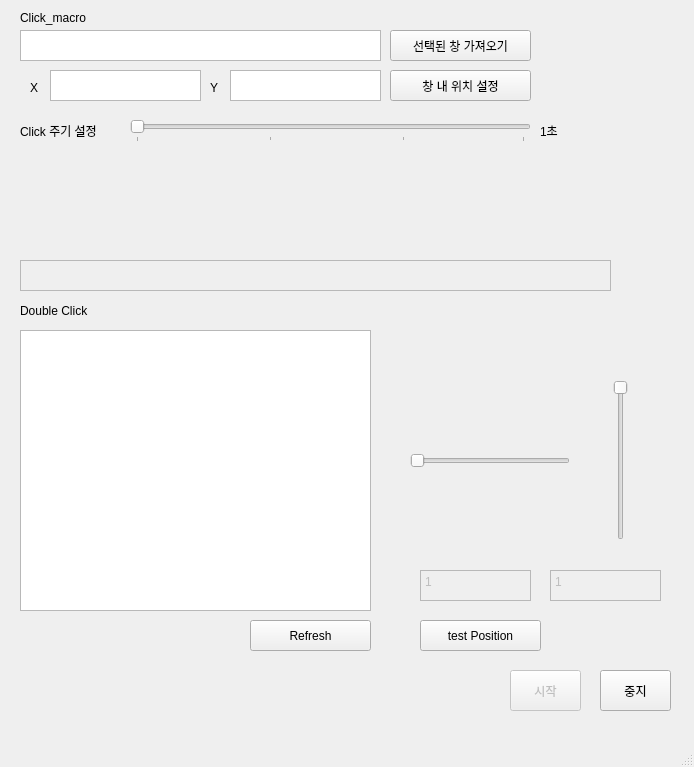
Before: the Qt Designer form ui/main_v1.0.ui in lazyduo/win-click-macro, drawn with Qt 5.
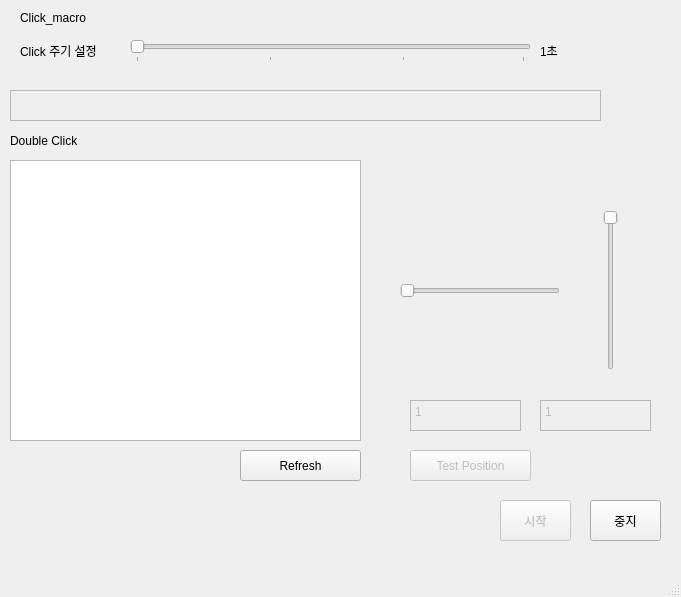
After: the same form once the commit is applied.

The edit to the form file:
```diff
--- a/ui/main_v1.0.ui
+++ b/ui/main_v1.0.ui
@@ -6,65 +6,19 @@
    <rect>
     <x>0</x>
     <y>0</y>
-    <width>694</width>
-    <height>767</height>
+    <width>681</width>
+    <height>597</height>
    </rect>
   </property>
   <property name="windowTitle">
    <string>MainWindow</string>
   </property>
   <widget class="QWidget" name="centralwidget">
-   <widget class="QTextEdit" name="textEdit">
-    <property name="geometry">
-     <rect>
-      <x>20</x>
-      <y>30</y>
-      <width>361</width>
-      <height>31</height>
-     </rect>
-    </property>
-   </widget>
-   <widget class="QPushButton" name="pushButton">
-    <property name="geometry">
-     <rect>
-      <x>390</x>
-      <y>70</y>
-      <width>141</width>
-      <height>31</height>
-     </rect>
-    </property>
-    <property name="text">
-     <string>창 내 위치 설정</string>
-    </property>
-   </widget>
-   <widget class="QPushButton" name="pushButton_2">
-    <property name="geometry">
-     <rect>
-      <x>390</x>
-      <y>30</y>
-      <width>141</width>
-      <height>31</height>
-     </rect>
-    </property>
-    <property name="text">
-     <string>선택된 창 가져오기</string>
-    </property>
-   </widget>
-   <widget class="QTextEdit" name="textEdit_2">
-    <property name="geometry">
-     <rect>
-      <x>50</x>
-      <y>70</y>
-      <width>151</width>
-      <height>31</height>
-     </rect>
-    </property>
-   </widget>
    <widget class="QSlider" name="horizontalSlider">
     <property name="geometry">
      <rect>
       <x>130</x>
-      <y>120</y>
+      <y>40</y>
       <width>401</width>
       <height>22</height>
      </rect>
@@ -95,7 +49,7 @@
     <property name="geometry">
      <rect>
       <x>20</x>
-      <y>120</y>
+      <y>40</y>
       <width>111</width>
       <height>21</height>
      </rect>
@@ -110,8 +64,8 @@
     </property>
     <property name="geometry">
      <rect>
-      <x>510</x>
-      <y>670</y>
+      <x>500</x>
+      <y>500</y>
       <width>71</width>
       <height>41</height>
      </rect>
@@ -123,8 +77,8 @@
    <widget class="QPushButton" name="pushButton_4">
     <property name="geometry">
      <rect>
-      <x>600</x>
-      <y>670</y>
+      <x>590</x>
+      <y>500</y>
       <width>71</width>
       <height>41</height>
      </rect>
@@ -146,47 +100,11 @@
      <string>Click_macro</string>
     </property>
    </widget>
-   <widget class="QTextEdit" name="textEdit_3">
-    <property name="geometry">
-     <rect>
-      <x>230</x>
-      <y>70</y>
-      <width>151</width>
-      <height>31</height>
-     </rect>
-    </property>
-   </widget>
-   <widget class="QLabel" name="label_3">
-    <property name="geometry">
-     <rect>
-      <x>30</x>
-      <y>80</y>
-      <width>31</width>
-      <height>16</height>
-     </rect>
-    </property>
-    <property name="text">
-     <string>X</string>
-    </property>
-   </widget>
-   <widget class="QLabel" name="label_4">
-    <property name="geometry">
-     <rect>
-      <x>210</x>
-      <y>80</y>
-      <width>31</width>
-      <height>16</height>
-     </rect>
-    </property>
-    <property name="text">
-     <string>Y</string>
-    </property>
-   </widget>
    <widget class="QListWidget" name="listWidget_1">
     <property name="geometry">
      <rect>
-      <x>20</x>
-      <y>330</y>
+      <x>10</x>
+      <y>160</y>
       <width>351</width>
       <height>281</height>
      </rect>
@@ -195,8 +113,8 @@
    <widget class="QLabel" name="label_5">
     <property name="geometry">
      <rect>
-      <x>20</x>
-      <y>300</y>
+      <x>10</x>
+      <y>130</y>
       <width>111</width>
       <height>21</height>
      </rect>
@@ -211,8 +129,8 @@
     </property>
     <property name="geometry">
      <rect>
-      <x>20</x>
-      <y>260</y>
+      <x>10</x>
+      <y>90</y>
       <width>591</width>
       <height>31</height>
      </rect>
@@ -221,8 +139,8 @@
    <widget class="QSlider" name="horizontalSlider_2">
     <property name="geometry">
      <rect>
-      <x>410</x>
-      <y>450</y>
+      <x>400</x>
+      <y>280</y>
       <width>160</width>
       <height>22</height>
      </rect>
@@ -237,8 +155,8 @@
    <widget class="QSlider" name="verticalSlider">
     <property name="geometry">
      <rect>
-      <x>610</x>
-      <y>380</y>
+      <x>600</x>
+      <y>210</y>
       <width>22</width>
       <height>160</height>
      </rect>
@@ -262,8 +180,8 @@
     </property>
     <property name="geometry">
      <rect>
-      <x>420</x>
-      <y>570</y>
+      <x>410</x>
+      <y>400</y>
       <width>111</width>
       <height>31</height>
      </rect>
@@ -282,8 +200,8 @@
     </property>
     <property name="geometry">
      <rect>
-      <x>550</x>
-      <y>570</y>
+      <x>540</x>
+      <y>400</y>
       <width>111</width>
       <height>31</height>
      </rect>
@@ -300,7 +218,7 @@
     <property name="geometry">
      <rect>
       <x>540</x>
-      <y>120</y>
+      <y>40</y>
       <width>41</width>
       <height>21</height>
      </rect>
@@ -312,8 +230,8 @@
    <widget class="QPushButton" name="pushButton_5">
     <property name="geometry">
      <rect>
-      <x>250</x>
-      <y>620</y>
+      <x>240</x>
+      <y>450</y>
       <width>121</width>
       <height>31</height>
      </rect>
@@ -323,16 +241,19 @@
     </property>
    </widget>
    <widget class="QPushButton" name="pushButton_6">
+    <property name="enabled">
+     <bool>false</bool>
+    </property>
     <property name="geometry">
      <rect>
-      <x>420</x>
-      <y>620</y>
+      <x>410</x>
+      <y>450</y>
       <width>121</width>
       <height>31</height>
      </rect>
     </property>
     <property name="text">
-     <string>test Position</string>
+     <string>Test Position</string>
     </property>
    </widget>
   </widget>
```
Left out of the diff: 2 changed lines with no effect on the pictures.
